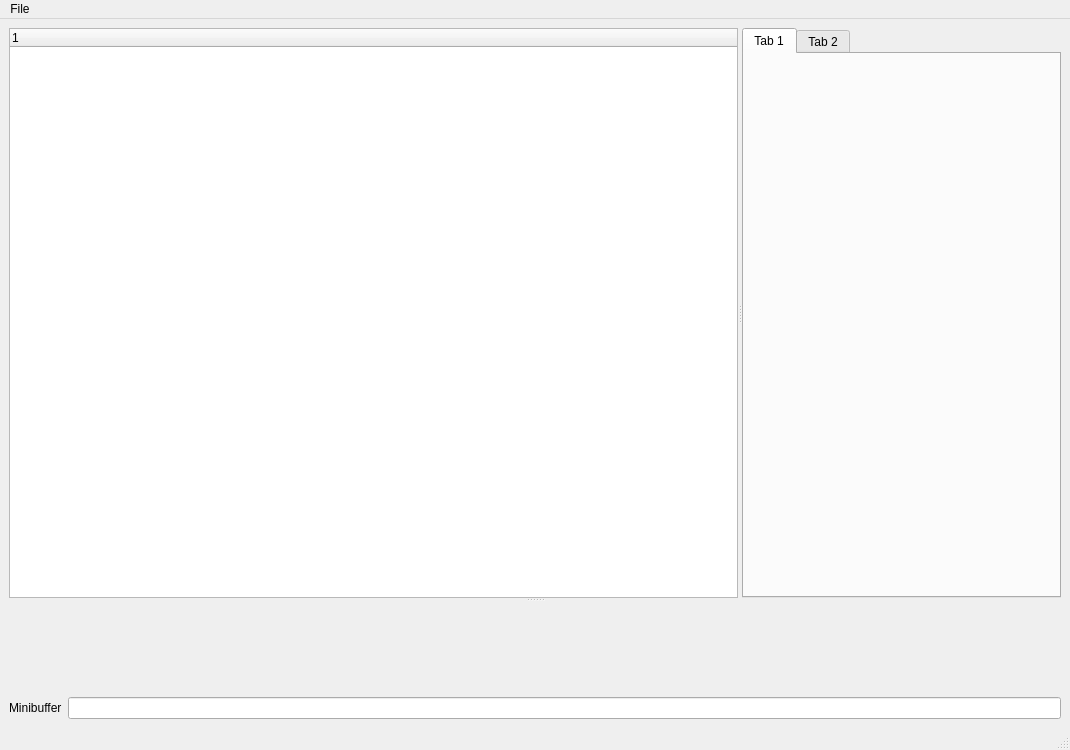
Above: leo/plugins/qt_main.ui from leo-editor/leo-editor before the change. Below: the same form after it.
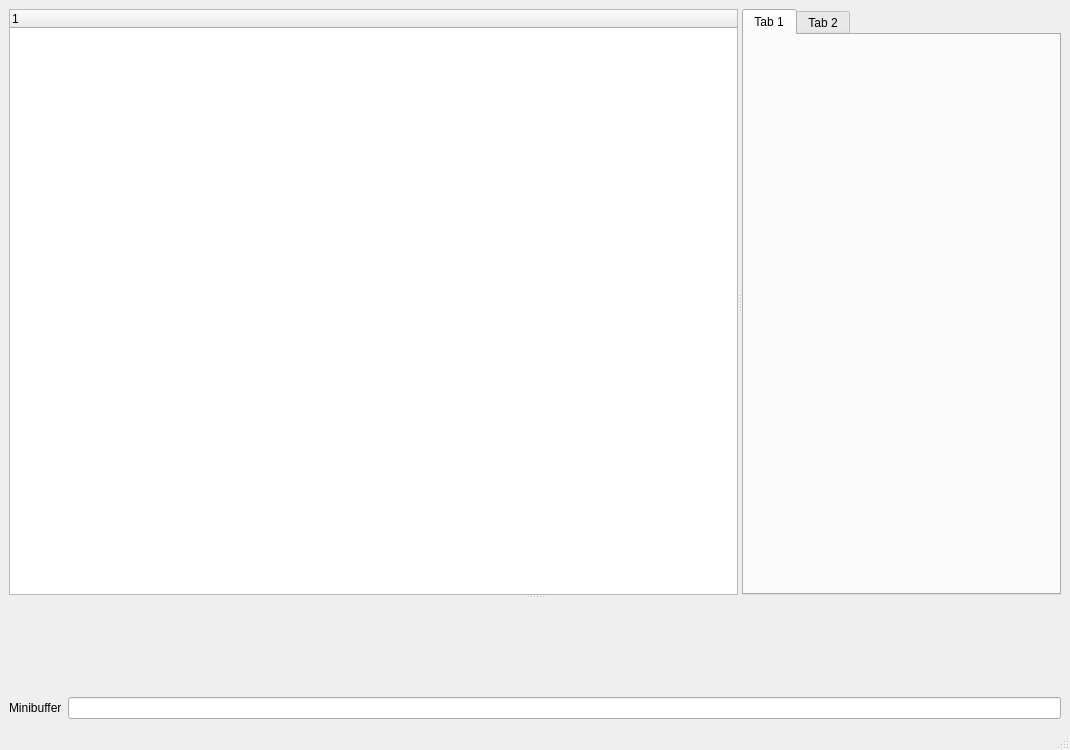
That is the form after the change. Custom widgets are drawn as their Qt base class.

Commit message: remove menubar from qt_main

What changed in the file:
```diff
--- a/leo/plugins/qt_main.ui
+++ b/leo/plugins/qt_main.ui
@@ -76,25 +76,6 @@
     </item>
    </layout>
   </widget>
-  <widget class="QMenuBar" name="menubar" >
-   <property name="geometry" >
-    <rect>
-     <x>0</x>
-     <y>0</y>
-     <width>1070</width>
-     <height>22</height>
-    </rect>
-   </property>
-   <widget class="QMenu" name="menuFile" >
-    <property name="title" >
-     <string>File</string>
-    </property>
-    <addaction name="actionOpen" />
-    <addaction name="actionSave" />
-    <addaction name="actionIPython" />
-   </widget>
-   <addaction name="menuFile" />
-  </widget>
   <widget class="QStatusBar" name="statusbar" />
   <action name="actionOpen" >
    <property name="text" >
```
The commit also changes 1 other file.
